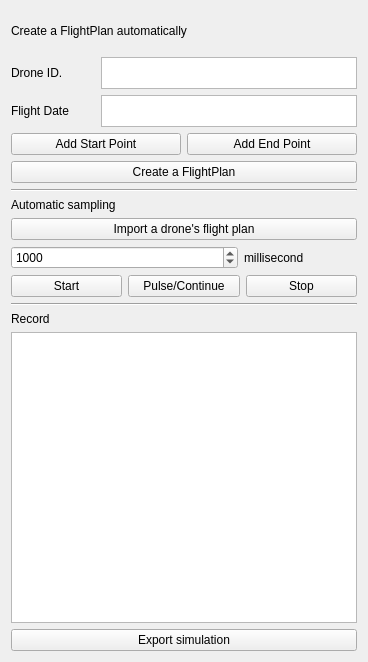
Before: the Qt Designer form src/frontend/UI/simulation2Widget.ui in Dave0126/N7_Long_Project, drawn with Qt 5.
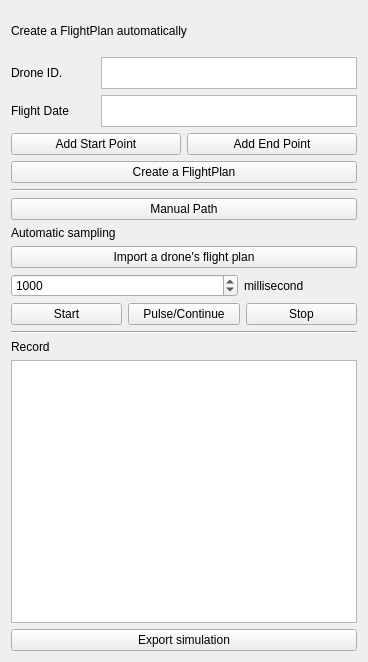
After: the same form once the commit is applied.

What changed in the file:
```diff
--- a/src/frontend/UI/simulation2Widget.ui
+++ b/src/frontend/UI/simulation2Widget.ui
@@ -165,6 +165,13 @@
      </item>
     </layout>
    </item>
+   <item>
+    <widget class="QPushButton" name="manualPath">
+     <property name="text">
+      <string>Manual Path</string>
+     </property>
+    </widget>
+   </item>
    <item>
     <layout class="QVBoxLayout" name="verticalLayout_2">
      <item>
```
